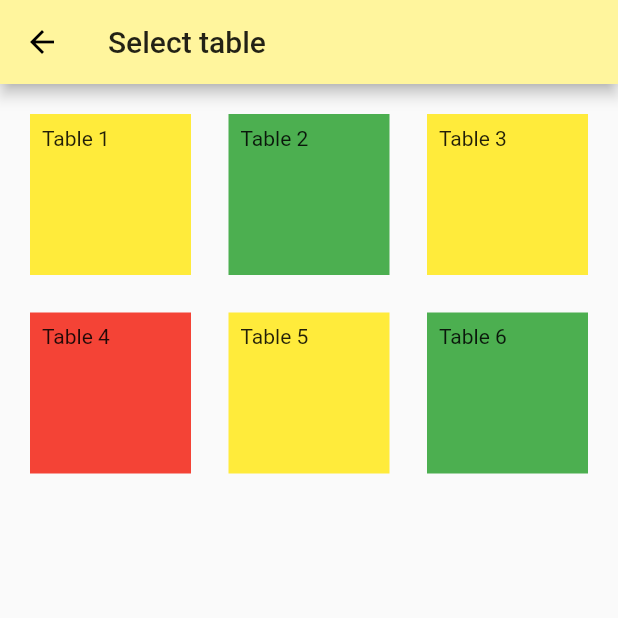
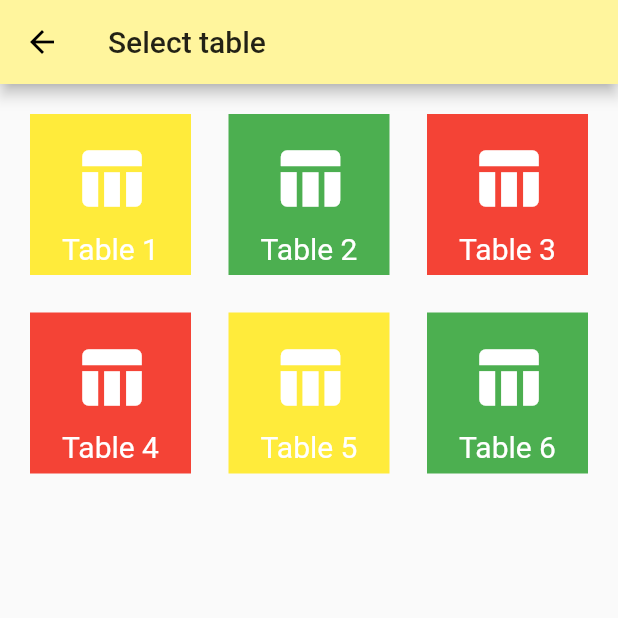
Before and after one commit to up4154/sero_app, a Flutter app: the SelectTable screen opened directly, on a phone screen of 412 x 824 dp, the top half of it. Run offline on Flutter 3.47's test engine with Material 2 defaults, Android fonts, the phone set to English and light mode, and no system bars.

Commit message:
category screen

```diff
--- a/lib/selecttable.dart
+++ b/lib/selecttable.dart
@@ -57,32 +57,140 @@ class _SelectTableState extends State<SelectTable> {
           children: <Widget>[
             Container(
               padding: const EdgeInsets.all(8),
-              child: const Text("Table 1"),
+              child: Column(
+                children: <Widget>[
+                  SizedBox(
+                    height: 10,
+                  ),
+                  Icon(
+                    Icons.table_chart,
+                    size: 50,
+                    color: Colors.white,
+                  ),
+                  SizedBox(
+                    height: 10,
+                  ),
+                  Text(
+                    "Table 1",
+                    style: TextStyle(color: Colors.white, fontSize: 20),
+                  ),
+                ],
+              ),
               color: Colors.yellow,
             ),
             Container(
               padding: const EdgeInsets.all(8),
-              child: const Text('Table 2'),
+              child: Column(
+                children: <Widget>[
+                  SizedBox(
+                    height: 10,
+                  ),
+                  Icon(
+                    Icons.table_chart,
+                    size: 50,
+                    color: Colors.white,
+                  ),
+                  SizedBox(
+                    height: 10,
+                  ),
+                  Text(
+                    "Table 2",
+                    style: TextStyle(color: Colors.white, fontSize: 20),
+                  ),
+                ],
+              ),
               color: Colors.green,
             ),
             Container(
               padding: const EdgeInsets.all(8),
-              child: const Text('Table 3'),
+              child: Column(
+                children: <Widget>[
+                  SizedBox(
+                    height: 10,
+                  ),
+                  Icon(
+                    Icons.table_chart,
+                    size: 50,
+                    color: Colors.white,
+                  ),
+                  SizedBox(
+                    height: 10,
+                  ),
+                  Text(
+                    "Table 3",
+                    style: TextStyle(color: Colors.white, fontSize: 20),
+                  ),
+                ],
+              ),
+              color: Colors.red,
+            ),
+            Container(
+              padding: const EdgeInsets.all(8),
+              child: Column(
+                children: <Widget>[
+                  SizedBox(
+                    height: 10,
+                  ),
+                  Icon(
+                    Icons.table_chart,
+                    size: 50,
+                    color: Colors.white,
+                  ),
+                  SizedBox(
+                    height: 10,
+                  ),
+                  Text(
+                    "Table 4",
+                    style: TextStyle(color: Colors.white, fontSize: 20),
+                  ),
+                ],
+              ),
+              color: Colors.red,
+            ),
+            Container(
+              padding: const EdgeInsets.all(8),
+              child: Column(
+                children: <Widget>[
+                  SizedBox(
+                    height: 10,
+                  ),
+                  Icon(
+                    Icons.table_chart,
+                    size: 50,
+                    color: Colors.white,
+                  ),
+                  SizedBox(
+                    height: 10,
+                  ),
+                  Text(
+                    "Table 5",
+                    style: TextStyle(color: Colors.white, fontSize: 20),
+                  ),
+                ],
+              ),
               color: Colors.yellow,
             ),
             Container(
               padding: const EdgeInsets.all(8),
-              child: const Text('Table 4'),
-              color: Colors.red,
-            ),
-            Container(
-              padding: const EdgeInsets.all(8),
-              child: const Text('Table 5'),
-              color: Colors.yellow,
-            ),
-            Container(
-              padding: const EdgeInsets.all(8),
-              child: const Text('Table 6'),
+              child: Column(
+                children: <Widget>[
+                  SizedBox(
+                    height: 10,
+                  ),
+                  Icon(
+                    Icons.table_chart,
+                    size: 50,
+                    color: Colors.white,
+                  ),
+                  SizedBox(
+                    height: 10,
+                  ),
+                  Text(
+                    "Table 6",
+                    style: TextStyle(color: Colors.white, fontSize: 20),
+                  ),
+                ],
+              ),
               color: Colors.green,
             ),
           ],
```
Also changed, not shown: lib/category.dart (added).
